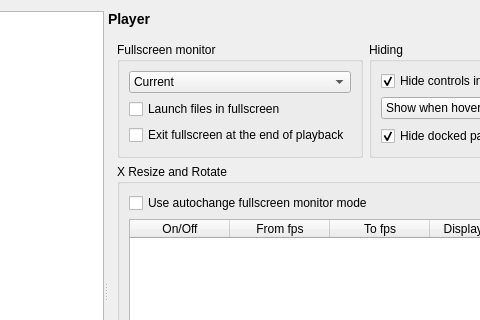
Above: settingswindow.ui from mpc-qt/mpc-qt before the change; both pictures show x 153 to 633 and y 0 to 320 of the 896 by 609 pixel window. Below: the same form after it.
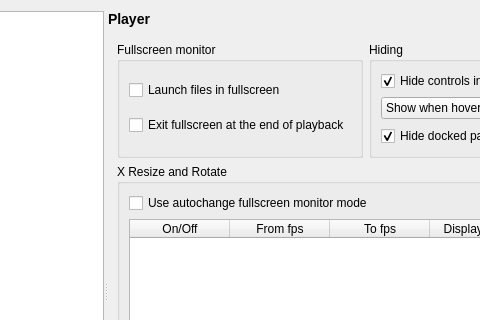
That is the form after the change. The open tabs and pages were chosen to show the change.

Commit message: settingswindow: use screencombo for fullscreen setting

```diff
--- a/settingswindow.ui
+++ b/settingswindow.ui
@@ -4953,13 +4953,7 @@
              </property>
              <layout class="QVBoxLayout" name="fullscreenMonitorBoxLayout">
               <item>
-               <widget class="QComboBox" name="fullscreenMonitor">
-                <item>
-                 <property name="text">
-                  <string>Current</string>
-                 </property>
-                </item>
-               </widget>
+               <layout class="QHBoxLayout" name="fullscreenMonitorLayout"/>
               </item>
               <item>
                <widget class="QCheckBox" name="fullscreenLaunch">
```
Left out of the diff: 6 changed lines with no effect on the pictures. The commit also changes 2 other files.
